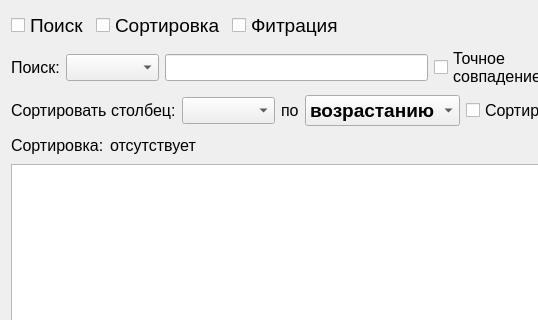
MyEdit/Casino_Client, file Gui/TabWidgets/Admin/profit.ui: the form before one commit; both pictures show x 0 to 538 and y 0 to 320 of the 921 by 542 pixel window.
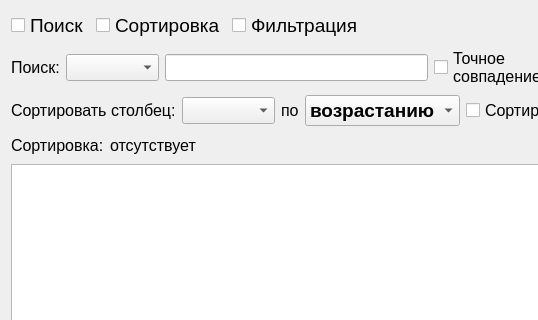
The form after the commit. Icons and pictures are not drawn.

```diff
--- a/Gui/TabWidgets/Admin/profit.ui
+++ b/Gui/TabWidgets/Admin/profit.ui
@@ -51,7 +51,7 @@
         </font>
        </property>
        <property name="text">
-        <string>Фитрация</string>
+        <string>Фильтрация</string>
        </property>
       </widget>
      </item>
```
